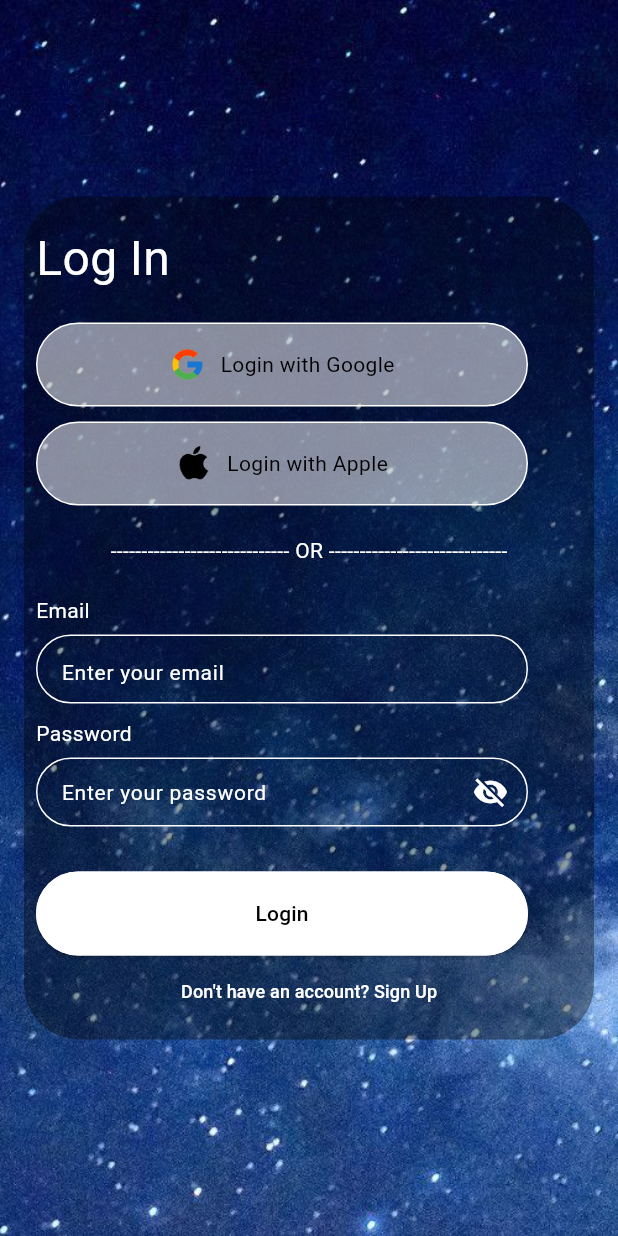
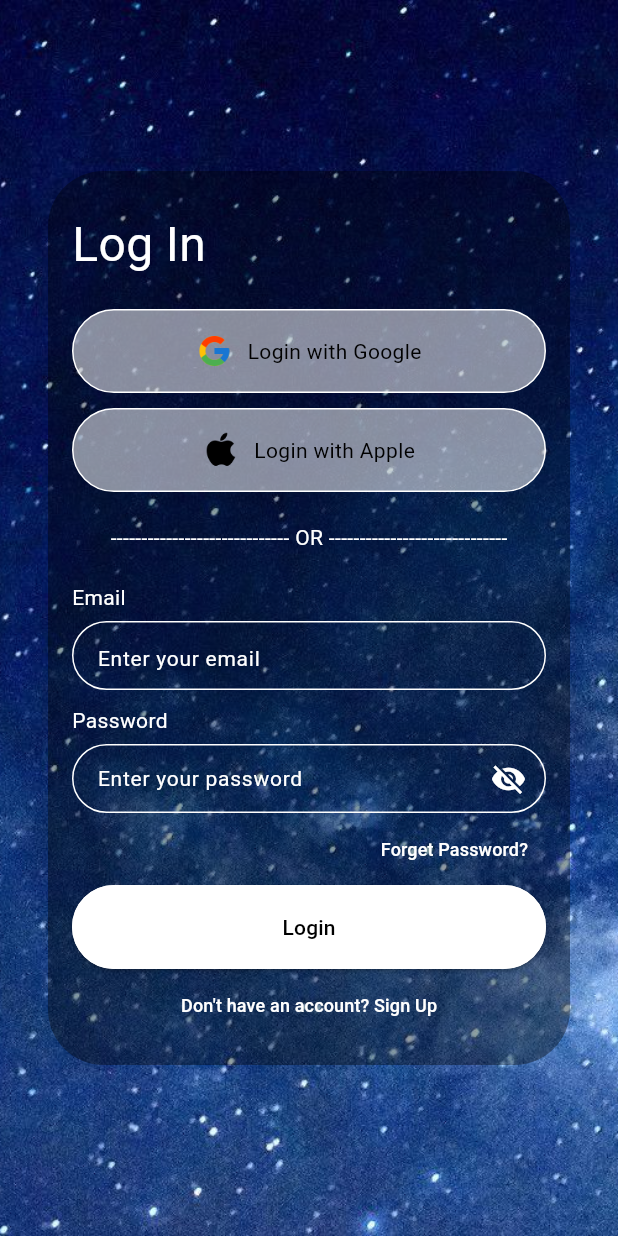
Before and after one commit to AmmaraAkbar123/Mirror-App, a Flutter app: the screen it shows after launch, on a phone screen of 412 x 824 dp. Run offline on Flutter 3.47's test engine with Material 3 defaults, Android fonts, the light colour scheme and no system bars.

Commit message:
2nd commit

```diff
--- /dev/null
+++ b/lib/components/custom_textfield.dart
@@ -0,0 +1,54 @@
+import 'package:flutter/material.dart';
+
+class CustomTextField extends StatelessWidget {
+  final String hintText;
+  final bool obscureText;
+  final bool isPasswordField;
+  final VoidCallback? onSuffixIconPressed;
+  final double? width;
+  final double? height;
+
+  const CustomTextField({
+    required this.hintText,
+    this.obscureText = false,
+    this.isPasswordField = false,
+    this.onSuffixIconPressed,
+    this.width,
+    this.height,
+  });
+
+  @override
+  Widget build(BuildContext context) {
+    return Container(
+      width: width ?? 328, // Default width is 328 if not provided
+      height: height ?? 46, // Default height is 46 if not provided
+
+      decoration: BoxDecoration(
+        borderRadius: const BorderRadius.all(
+          Radius.circular(37),
+        ),
+        border: Border.all(width: 1, color: Colors.white),
+      ),
+      child: TextField(
+        obscureText: obscureText,
+        decoration: InputDecoration(
+          hintText: hintText,
+          hintStyle: const TextStyle(color: Colors.white, fontSize: 14),
+          filled: true,
+          fillColor: Colors.transparent,
+          border: InputBorder.none,
+          suffixIcon: isPasswordField
+              ? IconButton(
+                  icon: Icon(
+                    obscureText ? Icons.visibility_off : Icons.visibility,
+                    color: Colors.white,
+                  ),
+                  onPressed: onSuffixIconPressed,
+                )
+              : null,
+        ),
+        style: const TextStyle(color: Colors.white),
+      ),
+    );
+  }
+}
--- a/lib/login_screen.dart
+++ b/lib/login_screen.dart
@@ -1,4 +1,5 @@
 import 'package:flutter/material.dart';
+import 'package:mirror/components/custom_textfield.dart';
 
 class LoginScreen extends StatefulWidget {
   const LoginScreen({super.key});
@@ -26,9 +27,9 @@ class _LoginScreenState extends State<LoginScreen> {
           Center(
             child: SingleChildScrollView(
               child: Padding(
-                padding: const EdgeInsets.symmetric(horizontal: 16.0),
+                padding: const EdgeInsets.symmetric(horizontal: 32.0),
                 child: Container(
-                  padding: const EdgeInsets.all(8.0),
+                  padding: const EdgeInsets.all(16.0),
                   decoration: BoxDecoration(
                     color: const Color.fromARGB(0, 0, 0, 0).withOpacity(0.37),
                     borderRadius: const BorderRadius.all(
@@ -36,10 +37,10 @@ class _LoginScreenState extends State<LoginScreen> {
                     ),
                   ),
                   child: Column(
-                    mainAxisSize: MainAxisSize.min,
+                    //mainAxisSize: MainAxisSize.min,
                     crossAxisAlignment: CrossAxisAlignment.start,
                     children: [
-                    const SizedBox(height: 10),
+                      const SizedBox(height: 10),
                       const Text(
                         'Log In',
                         style: TextStyle(
@@ -71,18 +72,35 @@ class _LoginScreenState extends State<LoginScreen> {
                         style: TextStyle(color: Colors.white),
                       ),
                       const SizedBox(height: 6),
-                      _buildTextField('Enter your email'),
+                      CustomTextField(hintText: 'Enter your email'),
                       const SizedBox(height: 10),
                       const Text(
                         'Password',
                         style: TextStyle(color: Colors.white),
                       ),
                       const SizedBox(height: 6),
-                      _buildTextField('Enter your password',
+                      CustomTextField(
+                          hintText: 'Enter your password',
                           obscureText: !_isPasswordVisible,
                           isPasswordField: true,
                           onSuffixIconPressed: _togglePasswordVisibility),
-                      const SizedBox(height: 30),
+                      //const SizedBox(height: 5),
+                      Row(
+                        mainAxisAlignment: MainAxisAlignment.end,
+                        children: [
+                          TextButton(
+                            onPressed: () {
+                              Navigator.pushNamed(context, '/forgetpassword');
+                            },
+                            child: Text(
+                              'Forget Password?',
+                              style:
+                                  TextStyle(color: Colors.white, fontSize: 12),
+                            ),
+                          ),
+                        ],
+                      ),
+                      //const SizedBox(height: 20),
                       _buildSignInButton(),
                       Center(
                         child: TextButton(
@@ -102,42 +120,6 @@ class _LoginScreenState extends State<LoginScreen> {
             ),
           ),
         ],
-      ),
-    );
-  }
-
-  Widget _buildTextField(String hintText,
-      {bool obscureText = false,
-      bool isPasswordField = false,
-      VoidCallback? onSuffixIconPressed}) {
-    return Container(
-      width: 328,
-      height: 46,
-      decoration: BoxDecoration(
-        borderRadius: const BorderRadius.all(
-          Radius.circular(37),
-        ),
-        border: Border.all(width: 1, color: Colors.white),
-      ),
-      child: TextField(
-        obscureText: obscureText,
-        decoration: InputDecoration(
-          hintText: hintText,
-          hintStyle: const TextStyle(color: Colors.white, fontSize: 14),
-          filled: true,
-          fillColor: Colors.transparent,
-          border: InputBorder.none,
-          suffixIcon: isPasswordField
-              ? IconButton(
-                  icon: Icon(
-                    obscureText ? Icons.visibility_off : Icons.visibility,
-                    color: Colors.white,
-                  ),
-                  onPressed: onSuffixIconPressed,
-                )
-              : null,
-        ),
-        style: const TextStyle(color: Colors.white),
       ),
     );
   }
--- a/lib/main.dart
+++ b/lib/main.dart
@@ -1,4 +1,8 @@
 import 'package:flutter/material.dart';
+import 'package:mirror/forget_pasword_screen.dart';
+import 'package:mirror/home_screen.dart';
+import 'package:mirror/new_password_screen.dart';
+import 'package:mirror/very_email_otp_screen.dart';
 import 'splash_screen.dart';
 import 'login_screen.dart';
 import 'signup_screen.dart';
@@ -22,6 +26,10 @@ class MyApp extends StatelessWidget {
       routes: {
         '/login': (context) => const LoginScreen(),
         '/signup': (context) => const SignupScreen(),
+        '/forgetpassword': (context) => const ForgetPasswordScreen(),
+        '/verifyemailotp': (context) => const VerifyEmailOtp(),
+        '/newpassword': (context) => const NewPasswordScreen(),
+        '/home': (context) => const HomeScreen(),
       },
       debugShowCheckedModeBanner: false,
     );
--- a/lib/signup_screen.dart
+++ b/lib/signup_screen.dart
@@ -119,7 +119,8 @@ class _SignupScreenState extends State<SignupScreen> {
                       _buildTextField('Confirm Password',
                           obscureText: !_isConfirmPasswordVisible,
                           isPasswordField: true,
-                          onSuffixIconPressed: _toggleConfirmPasswordVisibility),
+                          onSuffixIconPressed:
+                              _toggleConfirmPasswordVisibility),
                       const SizedBox(height: 30),
                       _buildSignUpButton(),
                       Center(
```
Also changed, not shown: lib/components/custom_button.dart (added, +40 -0 lines), lib/forget_pasword_screen.dart (added, +120 -0 lines), lib/home_screen.dart (added, +10 -0 lines), lib/new_password_screen.dart (added, +135 -0 lines), lib/very_email_otp_screen.dart (added, +222 -0 lines), assets/images/forgetpassword.png (added), assets/images/verifyotp.png (added).
